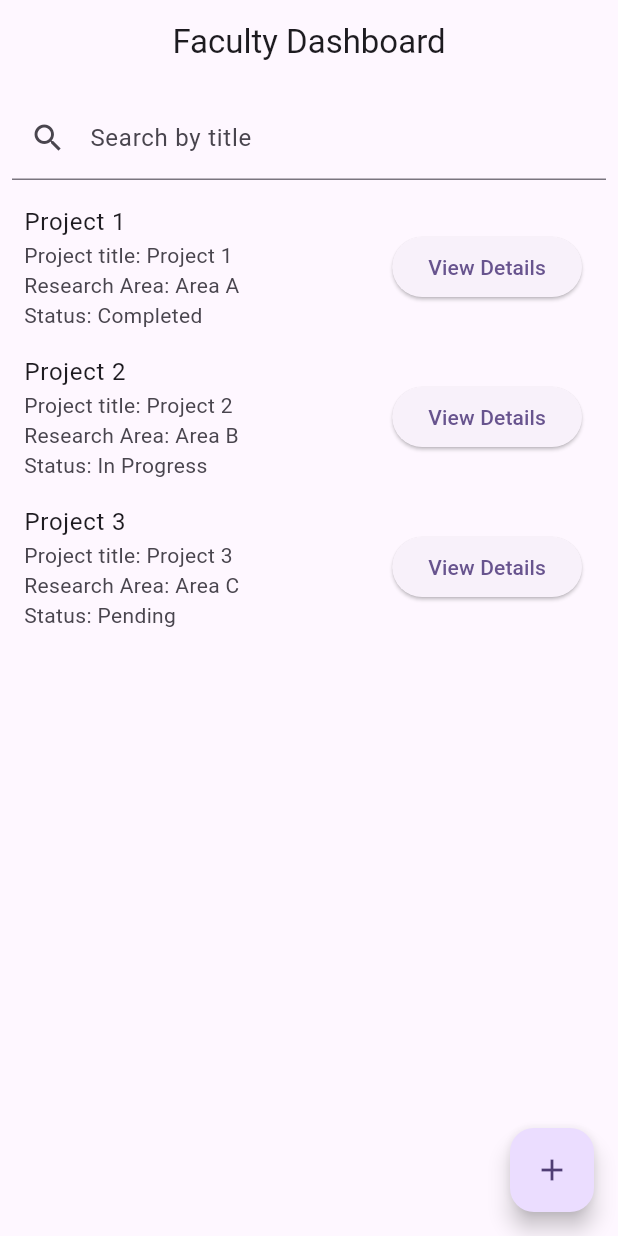
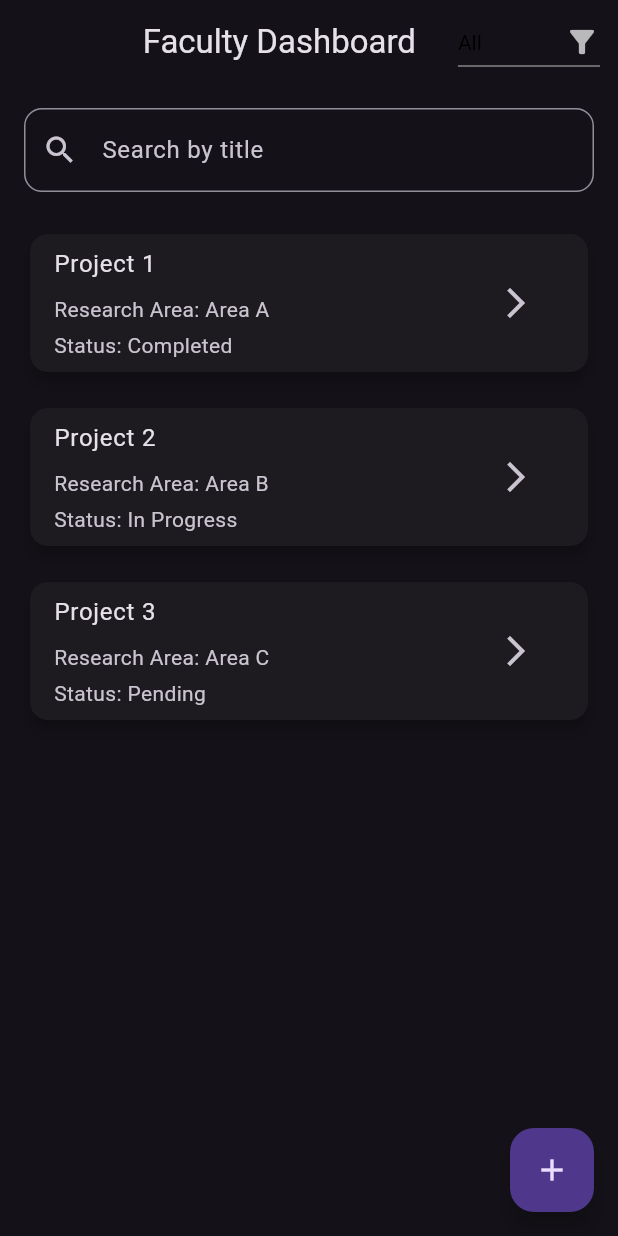
Before and after one commit to Swapnil-DevGeek/Hackenza-SOP-Portal-Devkrieg, a Flutter app: the screen it shows after launch, on a phone screen of 412 x 824 dp. Run offline on Flutter 3.47's test engine with Material 3 defaults, Android fonts, the phone set to English and light mode, and no system bars; our stand-ins replace google_sign_in.

Commit message:
dashboard ui changes

```diff
--- a/app/sopapp/lib/main.dart
+++ b/app/sopapp/lib/main.dart
@@ -16,10 +16,11 @@ class MyApp extends StatelessWidget {
   Widget build(BuildContext context) {
     return MaterialApp(
       title: 'Flutter Demo',
-      theme: ThemeData(
-        colorScheme: ColorScheme.fromSeed(seedColor: Colors.deepPurple),
-        useMaterial3: true,
-      ),
+      theme : ThemeData.dark(),
+      // theme: ThemeData(
+      //   colorScheme: ColorScheme.fromSeed(seedColor: Colors.deepPurple),
+      //   useMaterial3: true,
+      // ),
       home: FacultyDashboard(),
     );
   }
--- a/app/sopapp/lib/screens/faculty/faculty_dash.dart
+++ b/app/sopapp/lib/screens/faculty/faculty_dash.dart
@@ -11,6 +11,7 @@ class FacultyDashboard extends StatefulWidget {
 class _FacultyDashboardState extends State<FacultyDashboard> {
   List<Project> filteredProjects = List.from(projects);
   TextEditingController searchController = TextEditingController();
+  String selectedStatus = 'All';
 
   @override
   Widget build(BuildContext context) {
@@ -18,24 +19,49 @@ class _FacultyDashboardState extends State<FacultyDashboard> {
       appBar: AppBar(
         title: const Text('Faculty Dashboard'),
         centerTitle: true,
+        actions: [
+          Padding(
+            padding: const EdgeInsets.symmetric(horizontal: 12.0),
+            child: DropdownButton<String>(
+              value: selectedStatus,
+              icon: Icon(Icons.filter_alt),
+              iconSize: 24,
+              elevation: 16,
+              style: TextStyle(color: Colors.black),
+              onChanged: (String? newValue) {
+                setState(() {
+                  selectedStatus = newValue!;
+                  filterProjects(selectedStatus);
+                });
+              },
+              items: <String>['All', 'Completed', 'In Progress', 'Pending']
+                  .map<DropdownMenuItem<String>>((String value) {
+                return DropdownMenuItem<String>(
+                  value: value,
+                  child: Text(value),
+                );
+              }).toList(),
+            ),
+          ),
+        ],
       ),
       body: Column(
         children: [
           Padding(
-            padding: const EdgeInsets.all(8.0),
+            padding: const EdgeInsets.all(16.0),
             child: TextField(
               controller: searchController,
               onChanged: (value) {
                 setState(() {
-                  filteredProjects = projects
-                      .where((project) =>
-                          project.title.toLowerCase().contains(value.toLowerCase()))
-                      .toList();
+                  filterProjects(selectedStatus);
                 });
               },
-              decoration: const InputDecoration(
+              decoration: InputDecoration(
                 labelText: 'Search by title',
                 prefixIcon: Icon(Icons.search),
+                border: OutlineInputBorder(
+                  borderRadius: BorderRadius.circular(12.0),
+                ),
               ),
             ),
           ),
@@ -44,17 +70,25 @@ class _FacultyDashboardState extends State<FacultyDashboard> {
               itemCount: filteredProjects.length,
               itemBuilder: (context, index) {
                 final project = filteredProjects[index];
-                return ListTile(
+                return Padding(
+                  padding: const EdgeInsets.symmetric(horizontal: 16.0, vertical: 8.0),
+                  child: Card(
+                    elevation: 4,
+                    shape: RoundedRectangleBorder(
+                      borderRadius: BorderRadius.circular(12.0),
+                    ),
+                    child: ListTile(
                       title: Text(project.title),
                       subtitle: Column(
                         crossAxisAlignment: CrossAxisAlignment.start,
                         children: [
-                      Text('Project title: ${project.title}'),
+                          SizedBox(height: 8),
                           Text('Research Area: ${project.researchArea}'),
+                          SizedBox(height: 4),
                           Text('Status: ${project.status}'),
                         ],
                       ),
-                  trailing: ElevatedButton(
+                      trailing: IconButton(
                         onPressed: () {
                           Navigator.push(
                             context,
@@ -63,7 +97,17 @@ class _FacultyDashboardState extends State<FacultyDashboard> {
                             ),
                           );
                         },
-                    child: const Text('View Details'),
+                        icon: Icon(Icons.arrow_forward_ios),
+                      ),
+                      onTap: () {
+                        Navigator.push(
+                          context,
+                          MaterialPageRoute(
+                            builder: (context) => ViewApplicationPage(projectid: project.id),
+                          ),
+                        );
+                      },
+                    ),
                   ),
                 );
               },
@@ -78,9 +122,22 @@ class _FacultyDashboardState extends State<FacultyDashboard> {
             MaterialPageRoute(builder: (context) => AddProjectPage()),
           );
         },
-        child: const Icon(Icons.add),
+        child: Icon(Icons.add),
       ),
     );
+  }
+
+  void filterProjects(String status) {
+    setState(() {
+      filteredProjects = projects.where((project) {
+        if (status == 'All') {
+          return project.title.toLowerCase().contains(searchController.text.toLowerCase());
+        } else {
+          return project.title.toLowerCase().contains(searchController.text.toLowerCase()) &&
+              project.status.toLowerCase() == status.toLowerCase();
+        }
+      }).toList();
+    });
   }
 }
 
```
Also changed, not shown: app/sopapp/lib/screens/faculty/view_details.dart (+84 -7 lines). Lines whose indentation alone changed are shown as unchanged.
